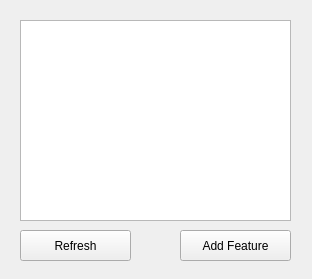
This is src/WhiskerToolbox/Feature_Table_Widget/Feature_Table_Widget.ui in paulmthompson/WhiskerToolbox as Qt 5 draws it before an edit. The edited form follows.
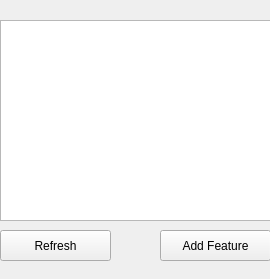
This is the edited form.

Commit message: feature table can be automatically populated

```diff
--- a/src/WhiskerToolbox/Feature_Table_Widget/Feature_Table_Widget.ui
+++ b/src/WhiskerToolbox/Feature_Table_Widget/Feature_Table_Widget.ui
@@ -6,7 +6,7 @@
    <rect>
     <x>0</x>
     <y>0</y>
-    <width>312</width>
+    <width>270</width>
     <height>279</height>
    </rect>
   </property>
@@ -22,17 +22,34 @@
   <widget class="QTableWidget" name="available_features_table">
    <property name="geometry">
     <rect>
-     <x>20</x>
+     <x>0</x>
      <y>20</y>
      <width>271</width>
      <height>201</height>
     </rect>
    </property>
+   <property name="font">
+    <font>
+     <pointsize>6</pointsize>
+    </font>
+   </property>
+   <attribute name="horizontalHeaderDefaultSectionSize">
+    <number>36</number>
+   </attribute>
+   <attribute name="verticalHeaderVisible">
+    <bool>false</bool>
+   </attribute>
+   <attribute name="verticalHeaderMinimumSectionSize">
+    <number>19</number>
+   </attribute>
+   <attribute name="verticalHeaderDefaultSectionSize">
+    <number>19</number>
+   </attribute>
   </widget>
   <widget class="QPushButton" name="refresh_dm_features">
    <property name="geometry">
     <rect>
-     <x>20</x>
+     <x>0</x>
      <y>230</y>
      <width>111</width>
      <height>31</height>
@@ -45,7 +62,7 @@
   <widget class="QPushButton" name="add_feature_to_model">
    <property name="geometry">
     <rect>
-     <x>180</x>
+     <x>160</x>
      <y>230</y>
      <width>111</width>
      <height>31</height>
```
The commit also changes 9 other files.
